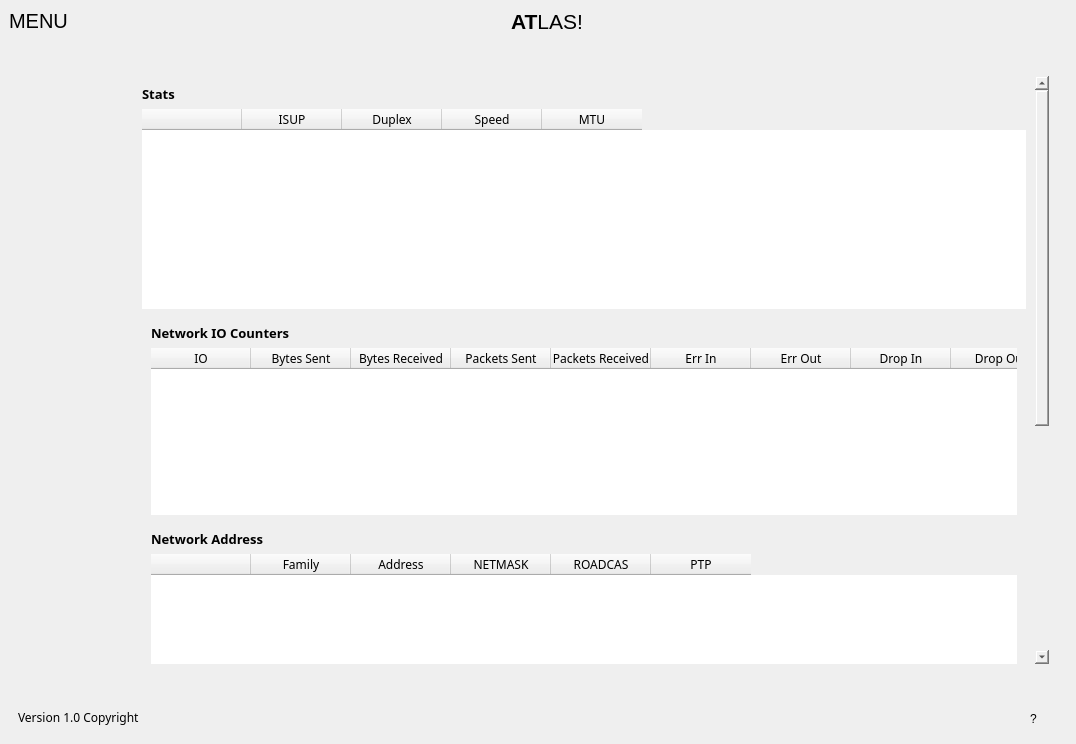
This is files/dashboard.ui in KramStyles/atlas as Qt 5 draws it before an edit. The edited form follows.
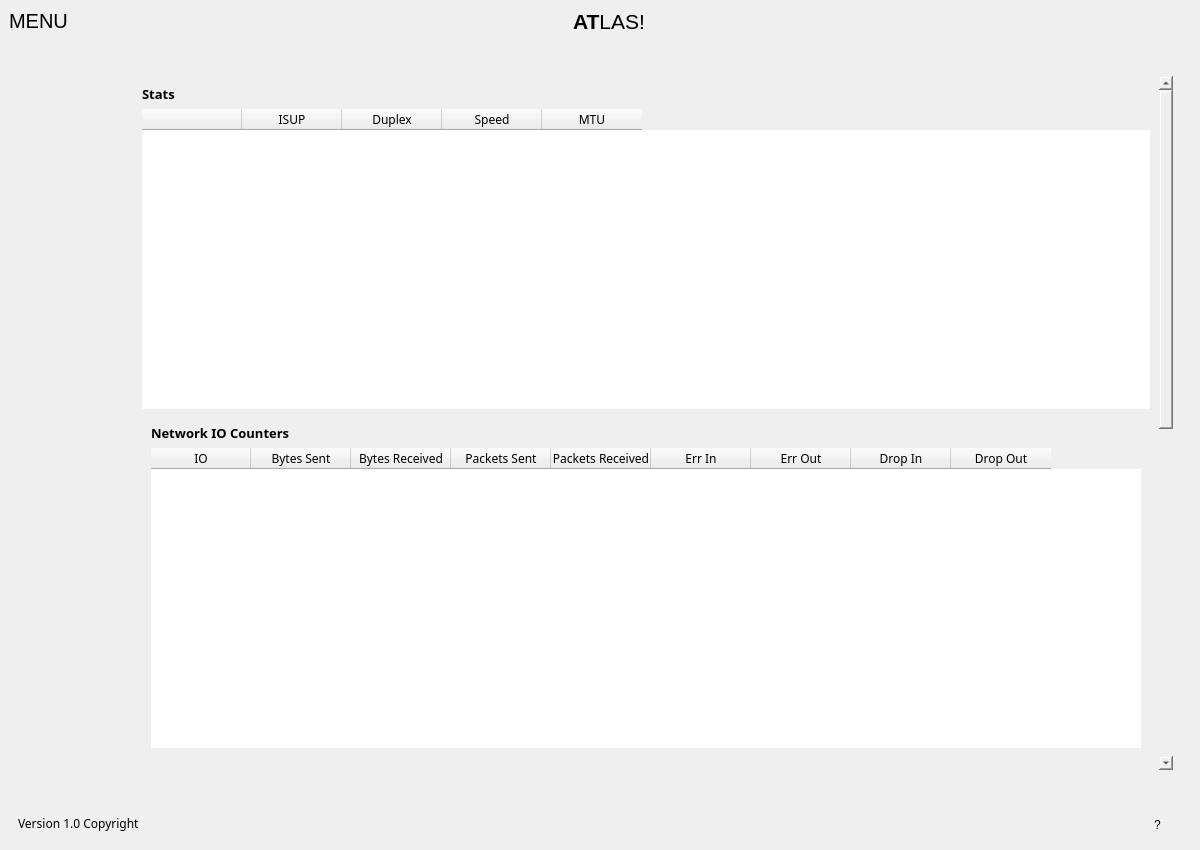
This is the edited form. Icons and pictures are not drawn. Custom widgets are drawn as their Qt base class.

Commit message: adding threading and tracebacks

Patch:
```diff
--- a/files/dashboard.ui
+++ b/files/dashboard.ui
@@ -6,8 +6,8 @@
    <rect>
     <x>0</x>
     <y>0</y>
-    <width>1076</width>
-    <height>744</height>
+    <width>1200</width>
+    <height>850</height>
    </rect>
   </property>
   <property name="windowTitle">
@@ -1549,9 +1549,9 @@
                  <property name="geometry">
                   <rect>
                    <x>0</x>
-                   <y>-298</y>
-                   <width>886</width>
-                   <height>996</height>
+                   <y>-752</y>
+                   <width>1010</width>
+                   <height>1402</height>
                   </rect>
                  </property>
                  <layout class="QVBoxLayout" name="verticalLayout_13">
@@ -1575,7 +1575,7 @@
                     <property name="minimumSize">
                      <size>
                       <width>0</width>
-                      <height>200</height>
+                      <height>300</height>
                      </size>
                     </property>
                     <column>
@@ -1610,7 +1610,7 @@
                     <property name="minimumSize">
                      <size>
                       <width>0</width>
-                      <height>200</height>
+                      <height>0</height>
                      </size>
                     </property>
                     <property name="frameShape">
@@ -1640,7 +1640,7 @@
                        <property name="minimumSize">
                         <size>
                          <width>0</width>
-                         <height>200</height>
+                         <height>300</height>
                         </size>
                        </property>
                        <column>
@@ -1728,7 +1728,7 @@
                        <property name="minimumSize">
                         <size>
                          <width>0</width>
-                         <height>200</height>
+                         <height>300</height>
                         </size>
                        </property>
                        <column>
@@ -1792,7 +1792,7 @@
                        <property name="minimumSize">
                         <size>
                          <width>0</width>
-                         <height>200</height>
+                         <height>0</height>
                         </size>
                        </property>
                        <property name="frameShape">
@@ -1825,6 +1825,12 @@
                             <verstretch>0</verstretch>
                            </sizepolicy>
                           </property>
+                          <property name="minimumSize">
+                           <size>
+                            <width>0</width>
+                            <height>300</height>
+                           </size>
+                          </property>
                           <column>
                            <property name="text">
                             <string>FD</string>
```
The commit also changes 2 other files.
